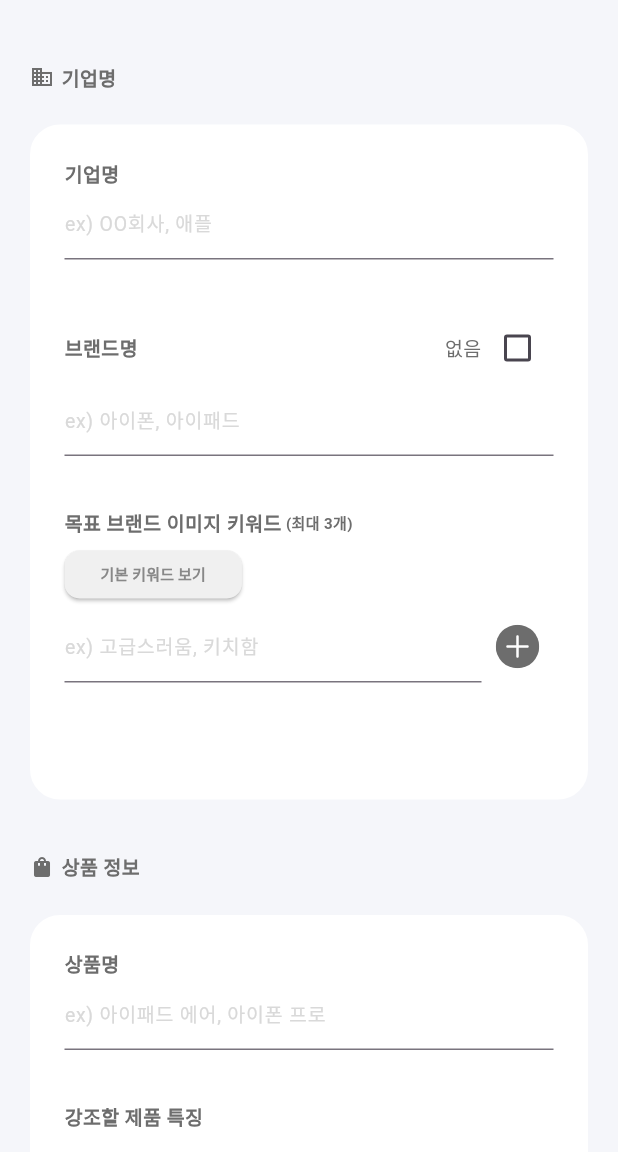
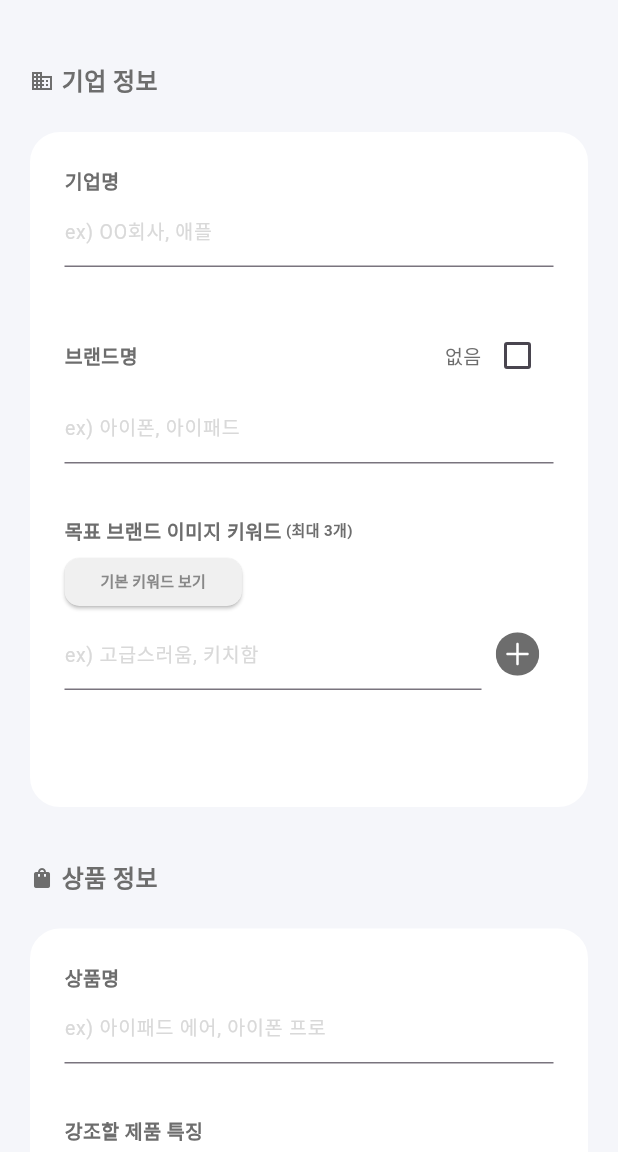
Before and after one commit to soulive-A/Android, a Flutter app: the ProductAddScreen screen opened directly, on a phone screen of 412 x 824 dp, the part 84-1236 px from its top. Run offline on Flutter 3.47's test engine with Material 3 defaults, Android fonts, the phone set to English and light mode, and no system bars; our stand-ins replace flutter_dotenv, flutter_svg, go_router; Roboto replaces fonts that are missing (pretendard); project files that could hold a hidden picture were left out.

Commit message:
[Design] 폰트 수정 및 버튼 활성/비활성 기능 추가

```diff
--- a/lib/design/SoulliveIcon.dart
+++ b/lib/design/SoulliveIcon.dart
@@ -54,5 +54,8 @@ class SoulliveIcon{
   static Widget deleteIcon({double width = 8, double height = 8, Color? color}){
     return fromAsset('ic_delete', width: width, height: height);
   }
+  static Widget companyIcon({double width = 12, double height = 14, Color? color}){
+    return fromAsset('ic_company', width: width, height: height);
+  }
 
 }
--- a/lib/design/component/CustomContainer.dart
+++ b/lib/design/component/CustomContainer.dart
@@ -61,12 +61,7 @@ class CustomContainer extends StatelessWidget {
                 ),
                 Text(
                   " (최대 3개)",
-                  style: TextStyle(
-                    fontSize: 10,
-                    fontWeight: FontWeight.bold,
-                    fontFamily: 'pretendard',
-                    color: AppColors.g2,
-                  ),
+                  style: FontStyles.Subcopy2.copyWith(color: AppColors.g2),
                 ),
               ],
             ),
@@ -82,12 +77,7 @@ class CustomContainer extends StatelessWidget {
               ),
               child: Text(
                 '기본 키워드 보기',
-                style: TextStyle(
-                  fontSize: 10,
-                  fontWeight: FontWeight.bold,
-                  fontFamily: 'pretendard',
-                  color: AppColors.g3,
-                ),
+                style: FontStyles.Subcopy2.copyWith(color: AppColors.g3),
               ),
             ),
             Row(
--- a/lib/design/component/CustomTitle.dart
+++ b/lib/design/component/CustomTitle.dart
@@ -1,12 +1,14 @@
 import 'package:flutter/material.dart';
 import 'package:soulive/design/ColorStyles.dart';
+import 'package:soulive/design/FontStyles.dart';
 
 //아이콘과 텍스트가 결합된 위젯
 class CustomTitle extends StatelessWidget {
   final IconData iconData;
   final String title;
 
-  const CustomTitle({ Key? key,
+  const CustomTitle({
+    Key? key,
     required this.iconData,
     required this.title,
   }) : super(key: key);
@@ -23,10 +25,7 @@ class CustomTitle extends StatelessWidget {
         SizedBox(width: 5),
         Text(
           title,
-          style: TextStyle(
-            fontSize: 13,
-            fontWeight: FontWeight.bold,
-            fontFamily: 'pretendard',
+          style: FontStyles.Headline1.copyWith(
             color: AppColors.g2,
           ),
         ),
--- a/lib/screens/commercial/Productadd.dart
+++ b/lib/screens/commercial/Productadd.dart
@@ -16,7 +16,17 @@ class ProductAddScreen extends StatefulWidget {
 
 class _ProductAddScreen extends State<ProductAddScreen> {
   var isChecked = false;
-  int isPressed = 0;
+  //버튼 비활성/활성
+  List<bool> isPressed = [
+    false,
+    false,
+    false,
+    false,
+    false,
+    false,
+    false,
+    false,
+  ];
   bool isSelected = false;
   String currentTag = '';
 
@@ -49,6 +59,7 @@ class _ProductAddScreen extends State<ProductAddScreen> {
     return Scaffold(
       backgroundColor: AppColors.bg,
       appBar: AppBar(
+        scrolledUnderElevation: 0,
         leading: IconButton(
             icon: SoulliveIcon.arrowLeft(),
             onPressed: () {
@@ -56,7 +67,7 @@ class _ProductAddScreen extends State<ProductAddScreen> {
               Navigator.pop(context);
             }),
         foregroundColor: AppColors.black,
-        backgroundColor: AppColors.g6,
+        backgroundColor: AppColors.bg,
         title: const Text("광고 상품 추가", style: FontStyles.appbarFont),
         centerTitle: true,
       ),
@@ -68,7 +79,7 @@ class _ProductAddScreen extends State<ProductAddScreen> {
             children: [
               const SizedBox(height: 22),
               //텍스트
-              CustomTitle(iconData: Icons.business, title: '기업명'),
+              CustomTitle(iconData: Icons.business, title: '기업 정보'),
 
               const SizedBox(height: 22),
 
@@ -149,12 +160,8 @@ class _ProductAddScreen extends State<ProductAddScreen> {
                           ),
                           Text(
                             " (최대 3개)",
-                            style: TextStyle(
-                              fontSize: 10,
-                              fontWeight: FontWeight.bold,
-                              fontFamily: 'pretendard',
-                              color: AppColors.g2,
-                            ),
+                            style: FontStyles.Subcopy2.copyWith(
+                                color: AppColors.g2),
                           ),
                         ],
                       ),
@@ -176,12 +183,8 @@ class _ProductAddScreen extends State<ProductAddScreen> {
                                     ),
                                     Text(
                                       '최대 3가지 선택 가능합니다.',
-                                      style: TextStyle(
-                                        fontSize: 10,
-                                        fontWeight: FontWeight.bold,
-                                        fontFamily: 'pretendard',
-                                        color: AppColors.g2,
-                                      ),
+                                      style: FontStyles.Subcopy2.copyWith(
+                                          color: AppColors.g2),
                                     ),
                                   ],
                                 ),
@@ -195,27 +198,20 @@ class _ProductAddScreen extends State<ProductAddScreen> {
                                       selected: selectedTags.contains(tag),
                                       label: Text(
                                         tag,
-                                        style: const TextStyle(
-                                          fontSize: 9,
-                                          fontWeight: FontWeight.w500,
-                                          fontFamily: 'pretendard',
-                                          color: AppColors.g2,
-                                        ),
+                                        style: FontStyles.Subcopy6.copyWith(
+                                            color: AppColors.g2),
                                       ),
                                       backgroundColor: AppColors.g6,
                                       selectedColor: AppColors.s1,
                                       shape: RoundedRectangleBorder(
                                         side: const BorderSide(
-                                          color: AppColors.g6,
+                                          color: Colors.transparent,
                                         ),
                                         borderRadius: BorderRadius.circular(50),
                                       ),
                                       onSelected: (isSelected) {
                                         //태그 색깔 변하게 수정
                                         setState(() {
-                                          if (isSelected) {
-                                           // selectedTags.add(tag);
-                                          }
                                           currentTag = tag;
                                         });
                                       },
@@ -264,12 +260,8 @@ class _ProductAddScreen extends State<ProductAddScreen> {
                         ),
                         child: Text(
                           '기본 키워드 보기',
-                          style: TextStyle(
-                            fontSize: 10,
-                            fontWeight: FontWeight.bold,
-                            fontFamily: 'pretendard',
-                            color: AppColors.g3,
-                          ),
+                          style:
+                              FontStyles.Subcopy2.copyWith(color: AppColors.g3),
                         ),
                       ),
                       Row(
@@ -334,12 +326,8 @@ class _ProductAddScreen extends State<ProductAddScreen> {
                           return InputChip(
                             label: Text(
                               tag,
-                              style: const TextStyle(
-                                fontSize: 9,
-                                fontWeight: FontWeight.w500,
-                                fontFamily: 'pretendard',
-                                color: AppColors.g2,
-                              ),
+                              style: FontStyles.Subcopy6.copyWith(
+                                  color: AppColors.g2),
                             ),
                             backgroundColor: AppColors.s1,
                             shape: RoundedRectangleBorder(
@@ -406,38 +394,55 @@ class _ProductAddScreen extends State<ProductAddScreen> {
                           ),
                           Text(
                             " (중복 선택 가능)",
-                            style: TextStyle(
-                              fontSize: 10,
-                              fontWeight: FontWeight.bold,
-                              fontFamily: 'pretendard',
-                              color: AppColors.g2,
-                            ),
+                            style: FontStyles.Subcopy2.copyWith(
+                                color: AppColors.g2),
                           ),
                         ],
                       ),
                       Row(
                         mainAxisAlignment: MainAxisAlignment.spaceEvenly,
                         children: [
-                          Flexible(
+                          Expanded(
                             flex: 2,
                             child: ElevatedButton(
-                              onPressed: () {},
+                              onPressed: () {
+                                setState(() {
+                                  isPressed[0] = !isPressed[0];
+                                });
+                              },
                               style: ElevatedButton.styleFrom(
-                                backgroundColor: AppColors.g6,
+                                backgroundColor:
+                                    isPressed[0] ? AppColors.m3 : AppColors.g6,
                                 foregroundColor: AppColors.g2,
                               ),
-                              child: Text('남자'),
+                              child: Text(
+                                '남자',
+                                style: FontStyles.Subcopy4.copyWith(
+                                    color: AppColors.g2),
                               ),
                             ),
-                          Flexible(
+                          ),
+                          SizedBox(
+                            width: 10,
+                          ),
+                          Expanded(
                             flex: 2,
                             child: ElevatedButton(
-                              onPressed: () {},
+                              onPressed: () {
+                                setState(() {
+                                  isPressed[1] = !isPressed[1];
+                                });
+                              },
                               style: ElevatedButton.styleFrom(
-                                backgroundColor: AppColors.g6,
+                                backgroundColor:
+                                    isPressed[1] ? AppColors.m3 : AppColors.g6,
                                 foregroundColor: AppColors.g2,
                               ),
-                              child: Text('여자'),
+                              child: Text(
+                                '여자',
+                                style: FontStyles.Subcopy4.copyWith(
+                                    color: AppColors.g2),
+                              ),
                             ),
                           ),
                         ],
@@ -451,12 +456,8 @@ class _ProductAddScreen extends State<ProductAddScreen> {
                           ),
                           Text(
                             " (중복 선택 가능)",
-                            style: TextStyle(
-                              fontSize: 10,
-                              fontWeight: FontWeight.bold,
-                              fontFamily: 'pretendard',
-                              color: AppColors.g2,
-                            ),
+                            style: FontStyles.Subcopy2.copyWith(
+                                color: AppColors.g2),
                           ),
                         ],
                       ),
@@ -465,61 +466,146 @@ class _ProductAddScreen extends State<ProductAddScreen> {
                           Row(
                             mainAxisAlignment: MainAxisAlignment.spaceEvenly,
                             children: [
-                              ElevatedButton(
-                                onPressed: () {},
+                              Expanded(
+                                flex: 3,
+                                child: ElevatedButton(
+                                  onPressed: () {
+                                    setState(() {
+                                      isPressed[2] = !isPressed[2];
+                                    });
+                                  },
                                   style: ElevatedButton.styleFrom(
-                                  backgroundColor: AppColors.g6,
+                                    backgroundColor:
+                                    isPressed[2] ? AppColors.m3 : AppColors.g6,
                                     foregroundColor: AppColors.g2,
                                   ),
-                                child: Text('10대'),
+                                  child: Text(
+                                    '10대',
+                                    style: FontStyles.Subcopy4.copyWith(
+                                        color: AppColors.g2),
                                   ),
-                              ElevatedButton(
-                                onPressed: () {},
+                                ),
+                              ),
+                              SizedBox(
+                                width: 10,
+                              ),
+                              Expanded(
+                                flex: 3,
+                                child: ElevatedButton(
+                                  onPressed: () {
+                                    setState(() {
+                                      isPressed[3] = !isPressed[3];
+                                    });
+                                  },
                                   style: ElevatedButton.styleFrom(
-                                  backgroundColor: AppColors.g6,
+                                    backgroundColor:
+                                    isPressed[3] ? AppColors.m3 : AppColors.g6,
                                     foregroundColor: AppColors.g2,
                                   ),
-                                child: Text('20대'),
+                                  child: Text(
+                                    '20대',
+                                    style: FontStyles.Subcopy4.copyWith(
+                                        color: AppColors.g2),
                                   ),
-                              ElevatedButton(
-                                onPressed: () {},
+                                ),
+                              ),
+                              SizedBox(
+                                width: 10,
+                              ),
+                              Expanded(
+                                flex: 3,
+                                child: ElevatedButton(
+                                  onPressed: () {
+                                    setState(() {
+                                      isPressed[4] = !isPressed[4];
+                                    });
+                                  },
                                   style: ElevatedButton.styleFrom(
-                                  backgroundColor: AppColors.g6,
+                                    backgroundColor:
+                                    isPressed[4] ? AppColors.m3 : AppColors.g6,
                                     foregroundColor: AppColors.g2,
                                   ),
-                                child: Text('30대'),
+                                  child: Text(
+                                    '30대',
+                                    style: FontStyles.Subcopy4.copyWith(
+                                        color: AppColors.g2),
+                                  ),
+                                ),
                               ),
                             ],
                           ),
                           Row(
                             mainAxisAlignment: MainAxisAlignment.spaceEvenly,
                             children: [
-                              ElevatedButton(
-                                onPressed: () {},
+                              Expanded(
+                                flex: 3,
+                                child: ElevatedButton(
+                                  onPressed: () {
+                                    setState(() {
+                                      isPressed[5] = !isPressed[5];
+                                    });
+                                  },
                                   style: ElevatedButton.styleFrom(
-                                  backgroundColor: AppColors.g6,
+                                    backgroundColor:
+                                    isPressed[5] ? AppColors.m3 : AppColors.g6,
                                     foregroundColor: AppColors.g2,
                                   ),
-                                child: Text('40대'),
+                                  child: Text(
+                                    '40대',
+                                    style: FontStyles.Subcopy4.copyWith(
+                                        color: AppColors.g2),
                                   ),
-                              ElevatedButton(
-                                onPressed: () {},
+                                ),
+                              ),
+                              SizedBox(
+                                width: 10,
+                              ),
+                              Expanded(
+                                flex: 3,
+                                child: ElevatedButton(
+                                  onPressed: () {
+                                    setState(() {
+                                      isPressed[6] = !isPressed[6];
+                                    });
+                                  },
                                   style: ElevatedButton.styleFrom(
-                                  backgroundColor: AppColors.g6,
+                                    backgroundColor:
+                                    isPressed[6] ? AppColors.m3 : AppColors.g6,
                                     foregroundColor: AppColors.g2,
                                   ),
-                                child: Text('50대'),
+                                  child: Text(
+                                    '50대',
+                                    style: FontStyles.Subcopy4.copyWith(
+                                        color: AppColors.g2),
                                   ),
-                              ElevatedButton(
-                                onPressed: () {},
+                                ),
+                              ),
+                              SizedBox(
+                                width: 10,
+                              ),
+                              Expanded(
+                                flex: 3,
+                                child: ElevatedButton(
+                                  onPressed: () {
+                                    setState(() {
+                                      isPressed[7] = !isPressed[7];
+                                    });
+                                  },
                                   style: ElevatedButton.styleFrom(
-                                  backgroundColor: AppColors.g6,
+                                    backgroundColor:
+                                    isPressed[7] ? AppColors.m3 : AppColors.g6,
                                     foregroundColor: AppColors.g2,
+                                    padding: EdgeInsets.zero, //글자 짤림 방지
                                   ),
-                                child: Text('60대 이상'),
+                                  child: Text(
+                                    '60대 이상',
+                                    style: FontStyles.Subcopy4.copyWith(
+                                        color: AppColors.g2),
+                                  ),
+                                ),
                               ),
                             ],
-                          )
+                          ),
                         ],
                       ),
                       SizedBox(height: 35),
@@ -573,24 +659,16 @@ class _ProductAddScreen extends State<ProductAddScreen> {
                           content: Text(
                             '광고 상품 등록이 완료되었습니다.',
                             textAlign: TextAlign.center,
-                            style: TextStyle(
-                              fontSize: 13,
-                              fontWeight: FontWeight.normal,
-                              fontFamily: 'pretendard',
-                              color: AppColors.g1,
-                            ),
+                            style: FontStyles.Subcopy8.copyWith(
+                                color: AppColors.g1),
                           ),
                           actions: [
                             TextButton(
                               onPressed: () => Navigator.pop(context),
                               child: Text(
                                 '확인',
-                                style: TextStyle(
-                                  fontSize: 16,
-                                  fontWeight: FontWeight.bold,
-                                  fontFamily: 'pretendard',
-                                  color: AppColors.g1,
-                                ),
+                                style: FontStyles.Subcopy1.copyWith(
+                                    color: AppColors.g1),
                               ),
                             ),
                           ],
```
Also changed, not shown: lib/design/FontStyles.dart (+0 -36 lines), assets/icons/ic_company.svg (added). Lines whose indentation alone changed are shown as unchanged.
